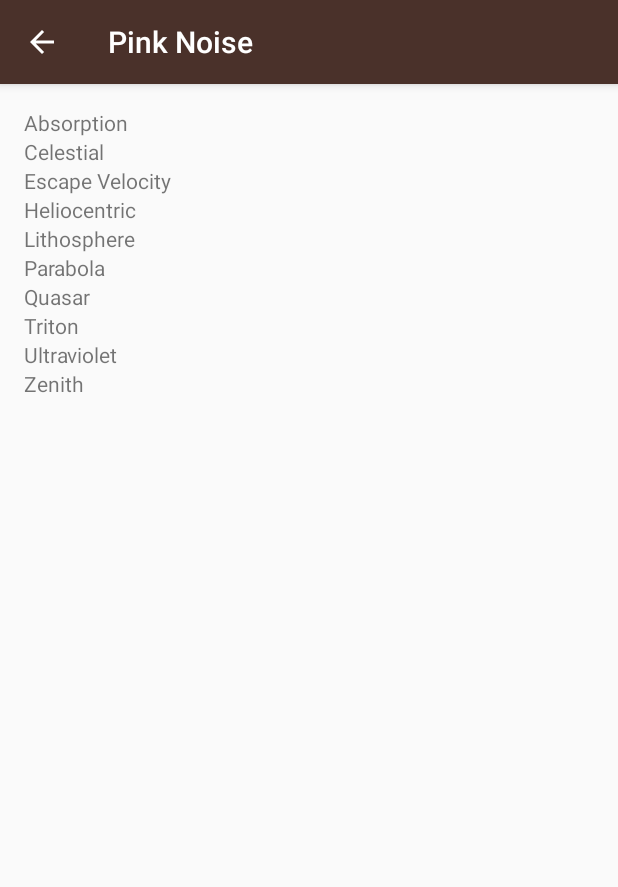
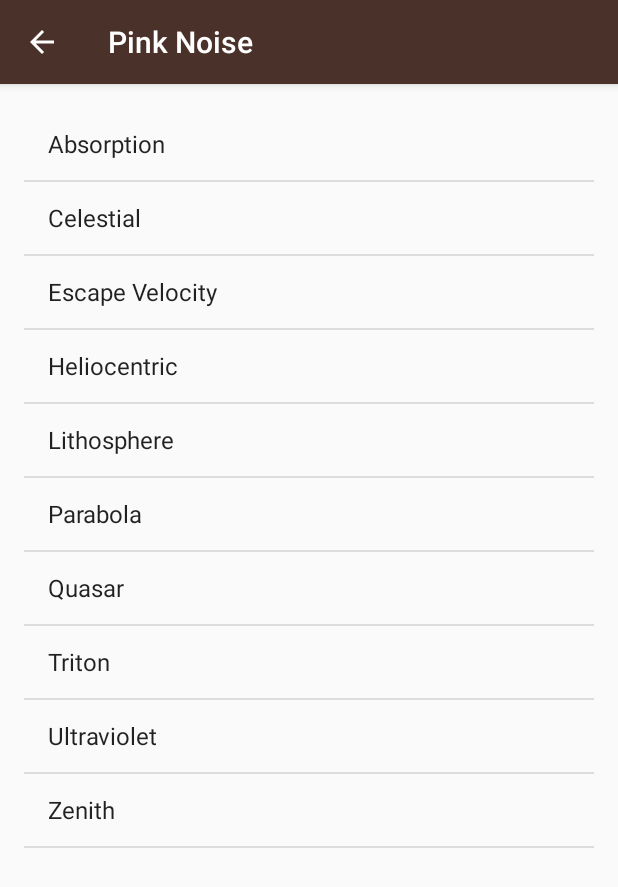
Before and after one commit to davedavis/BabaTrack, an Android app: the PinkNoiseActivity screen opened directly, with no data from a screen before it, on a phone screen of 412 x 824 dp. Shown: the top 887 px of the screen. Run offline under Robolectric (Android 15) with nearby library versions, the phone set to English and light mode, and no system bars.

Commit message:
Display a one dimensional Pink Noise array (titles) using an ArrayAdapter and an ArrayList and usea default ListView layout from Android.

```diff
--- a/app/src/main/java/com/echofly/babatrack/PinkNoiseActivity.java
+++ b/app/src/main/java/com/echofly/babatrack/PinkNoiseActivity.java
@@ -2,8 +2,8 @@
 
 import android.os.Bundle;
 import android.support.v7.app.AppCompatActivity;
-import android.widget.LinearLayout;
-import android.widget.TextView;
+import android.widget.ArrayAdapter;
+import android.widget.ListView;
 
 import java.util.ArrayList;
 
@@ -30,15 +30,14 @@
         pinkNoises.add("Ultraviolet");
         pinkNoises.add("Zenith");
 
-
-        LinearLayout rootView = (LinearLayout) findViewById(R.id.rootView);
-
-        for (int i = 0; i < pinkNoises.size(); i++) {
-            TextView pinkNoisesTextView = new TextView(this);
-            pinkNoisesTextView.setText(pinkNoises.get(i));
-            rootView.addView(pinkNoisesTextView);
-        }
-
+        // Instantiate a new ArrayAdapter called itemsAdapter by passing the context, the layout ID of either a custom XML layout
+        // for the list item or an Android default list item that's built in( android.R.layout.simple_list_item_1), and the array
+        // list itself.
+        ArrayAdapter<String> itemsAdapter = new ArrayAdapter<>(this, android.R.layout.simple_list_item_1, pinkNoises);
+        // Create a new ListView called "ListView" without having to cast.
+        ListView listView = (ListView) findViewById(R.id.list);
+        //Pass the adapter to the listView's setAdapter method.
+        listView.setAdapter(itemsAdapter);
 
     }
 }
--- a/app/src/main/res/layout/activity_pink_noise.xml
+++ b/app/src/main/res/layout/activity_pink_noise.xml
@@ -1,20 +1,12 @@
 <?xml version="1.0" encoding="utf-8"?>
-<android.support.constraint.ConstraintLayout xmlns:android="http://schemas.android.com/apk/res/android"
+<ListView xmlns:android="http://schemas.android.com/apk/res/android"
     xmlns:tools="http://schemas.android.com/tools"
+    android:id="@+id/list"
+    android:orientation="vertical"
     android:layout_width="match_parent"
     android:layout_height="match_parent"
-    tools:context="com.echofly.babatrack.PinkNoiseActivity">
-
-    <LinearLayout
-        android:layout_width="match_parent"
-        android:layout_height="match_parent"
-        android:paddingBottom="16dp"
-        android:paddingLeft="16dp"
-        android:paddingRight="16dp"
-        android:paddingTop="16dp"
-        android:orientation="vertical"
-        android:id="@+id/rootView">
-
-    </LinearLayout>
-
-</android.support.constraint.ConstraintLayout>
+    android:paddingBottom="@dimen/activity_vertical_margin"
+    android:paddingLeft="@dimen/activity_horizontal_margin"
+    android:paddingRight="@dimen/activity_horizontal_margin"
+    android:paddingTop="@dimen/activity_vertical_margin"
+    tools:context="com.echofly.babatrack.PinkNoiseActivity" />
```
Also changed, not shown: app/src/main/res/layout/list_item.xml (added, +22 -0 lines).
